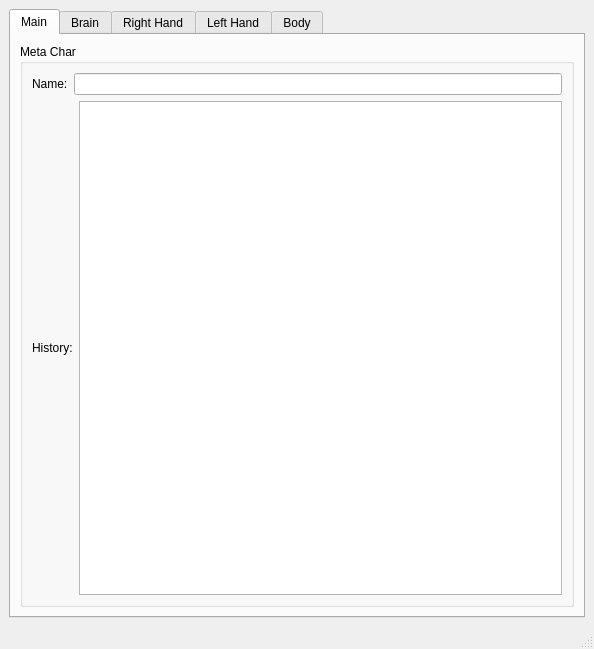
First picture: the form in meta_char_window.ui, repository mcgillij/qt_meta_char, before the edit.
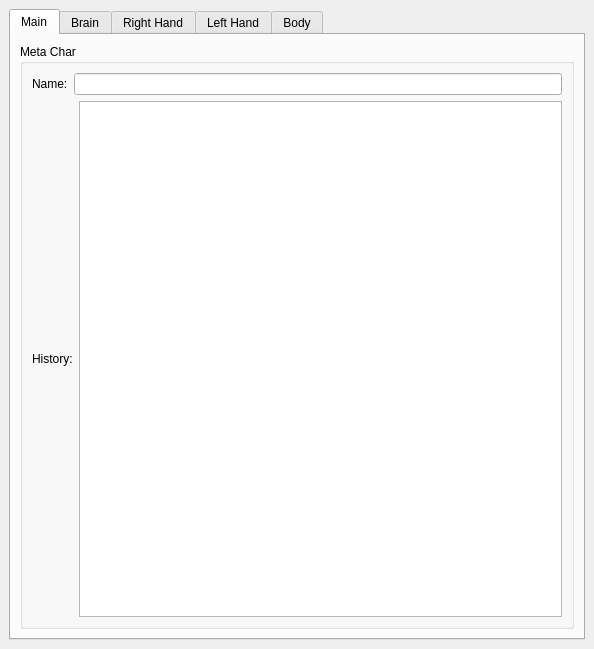
Second picture: the form after the edit.

Commit message: added the convert command for the char ui, removed status bar

Diff of the .ui file:
```diff
--- a/meta_char_window.ui
+++ b/meta_char_window.ui
@@ -2659,7 +2659,6 @@
     </rect>
    </property>
   </widget>
-  <widget class="QStatusBar" name="statusbar"/>
  </widget>
  <resources/>
  <connections/>
```
The commit also changes 3 other files.
